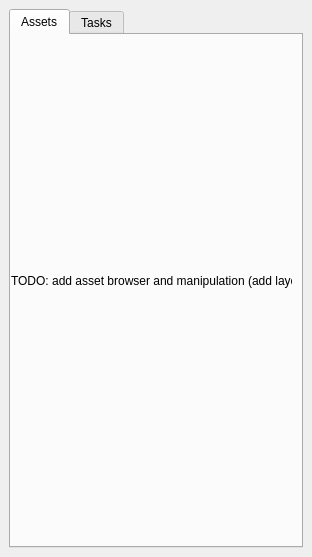
First picture: the form in qgis-earthengine-plugin/ee_dock_widget_base.ui, repository gee-community/qgis-earthengine-plugin, before the edit.
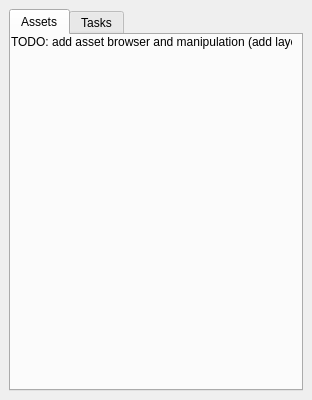
Second picture: the form after the edit.

Commit message: fix panel size (was too small by default) show dock panel after start

Diff of the .ui file:
```diff
--- a/qgis-earthengine-plugin/ee_dock_widget_base.ui
+++ b/qgis-earthengine-plugin/ee_dock_widget_base.ui
@@ -7,9 +7,30 @@
     <x>0</x>
     <y>0</y>
     <width>312</width>
-    <height>557</height>
+    <height>400</height>
    </rect>
   </property>
+  <property name="sizePolicy">
+   <sizepolicy hsizetype="Preferred" vsizetype="Preferred">
+    <horstretch>0</horstretch>
+    <verstretch>0</verstretch>
+   </sizepolicy>
+  </property>
+  <property name="minimumSize">
+   <size>
+    <width>312</width>
+    <height>400</height>
+   </size>
+  </property>
+  <property name="baseSize">
+   <size>
+    <width>312</width>
+    <height>400</height>
+   </size>
+  </property>
+  <property name="features">
+   <set>QDockWidget::AllDockWidgetFeatures</set>
+  </property>
   <property name="windowTitle">
    <string>Google Earh Engine</string>
   </property>
@@ -17,6 +38,12 @@
    <layout class="QGridLayout" name="gridLayout">
     <item row="0" column="0">
      <widget class="QTabWidget" name="tabWidget">
+      <property name="sizePolicy">
+       <sizepolicy hsizetype="Preferred" vsizetype="MinimumExpanding">
+        <horstretch>0</horstretch>
+        <verstretch>0</verstretch>
+       </sizepolicy>
+      </property>
       <property name="currentIndex">
        <number>0</number>
       </property>
@@ -30,12 +57,24 @@
           <x>0</x>
           <y>0</y>
           <width>281</width>
-          <height>491</height>
+          <height>41</height>
          </rect>
         </property>
+        <property name="sizePolicy">
+         <sizepolicy hsizetype="Preferred" vsizetype="Preferred">
+          <horstretch>0</horstretch>
+          <verstretch>0</verstretch>
+         </sizepolicy>
+        </property>
+        <property name="autoFillBackground">
+         <bool>false</bool>
+        </property>
         <property name="text">
          <string>TODO: add asset browser and manipulation (add layer)</string>
         </property>
+        <property name="alignment">
+         <set>Qt::AlignLeading|Qt::AlignLeft|Qt::AlignTop</set>
+        </property>
        </widget>
       </widget>
       <widget class="QWidget" name="tabTasks">
```
The commit also changes 2 other files.
